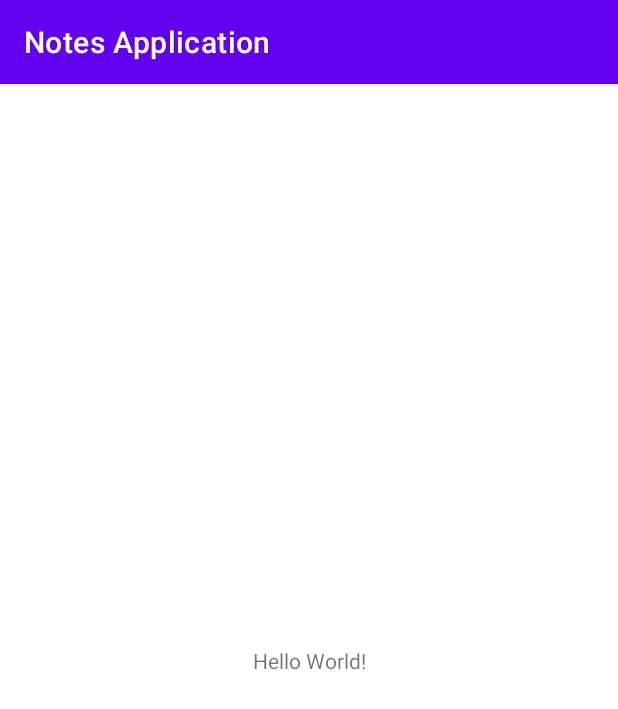
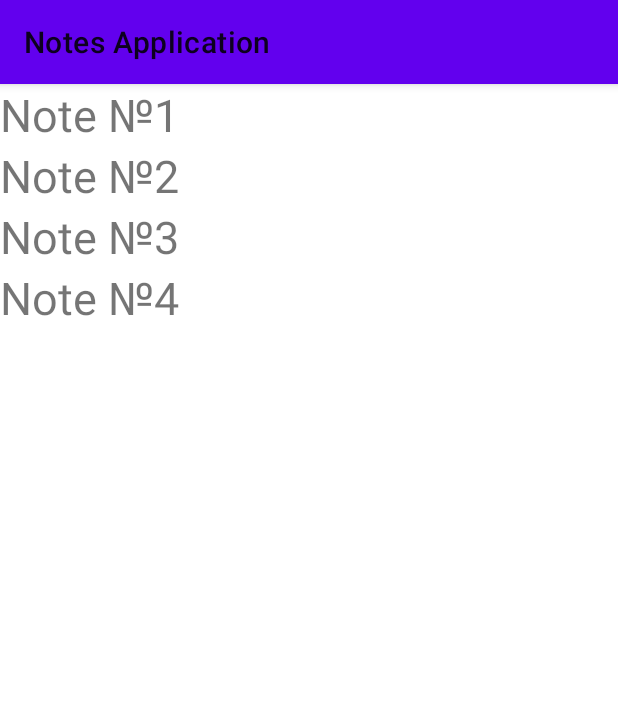
Before and after one commit to ilyaGerasimov16/Notes_Application, an Android app: the screen it shows after launch (MainActivity), on a phone screen of 412 x 824 dp. Shown: the top 709 px of the screen. Run offline under Robolectric (Android 15) with nearby library versions, the phone set to English and light mode, and no system bars.

Commit message:
Создан recyclerView c простым списком

```diff
--- a/app/src/main/AndroidManifest.xml
+++ b/app/src/main/AndroidManifest.xml
@@ -8,7 +8,7 @@
         android:label="@string/app_name"
         android:roundIcon="@mipmap/ic_launcher_round"
         android:supportsRtl="true"
-        android:theme="@style/Theme.NotesApplication">
+        android:theme="@style/Theme.NotesApplication.NoActionBar">
         <activity
             android:name=".MainActivity"
             android:exported="true">
--- a/app/src/main/java/com/example/notesapplication/MainActivity.java
+++ b/app/src/main/java/com/example/notesapplication/MainActivity.java
@@ -1,8 +1,14 @@
 package com.example.notesapplication;
 
 import androidx.appcompat.app.AppCompatActivity;
+import androidx.appcompat.widget.Toolbar;
+import androidx.fragment.app.Fragment;
+import androidx.fragment.app.FragmentManager;
+import androidx.fragment.app.FragmentTransaction;
 
 import android.os.Bundle;
+
+import com.example.notesapplication.ui.NotesFragment;
 
 public class MainActivity extends AppCompatActivity {
 
@@ -10,5 +16,20 @@ public class MainActivity extends AppCompatActivity {
     protected void onCreate(Bundle savedInstanceState) {
         super.onCreate(savedInstanceState);
         setContentView(R.layout.activity_main);
+        initToolbar();
+        addFragment(new NotesFragment());
+    }
+
+    private void addFragment(Fragment fragment) {
+        FragmentManager fragmentManager = getSupportFragmentManager();
+        FragmentTransaction transaction = fragmentManager.beginTransaction();
+        transaction.replace(R.id.fragment_container, fragment);
+        transaction.commit();
+
+    }
+
+    private void initToolbar() {
+        Toolbar toolbar = findViewById(R.id.toolbar);
+        setSupportActionBar(toolbar);
     }
 }
--- /dev/null
+++ b/app/src/main/java/com/example/notesapplication/ui/NotesAdapter.java
@@ -0,0 +1,52 @@
+package com.example.notesapplication.ui;
+
+import android.view.LayoutInflater;
+import android.view.View;
+import android.view.ViewGroup;
+import android.widget.TextView;
+
+import androidx.annotation.NonNull;
+import androidx.recyclerview.widget.RecyclerView;
+
+import com.example.notesapplication.R;
+
+public class NotesAdapter extends RecyclerView.Adapter<NotesAdapter.ViewHolder>{
+
+    private String[] dataSource;
+
+    public NotesAdapter (String[] dataSource) {
+        this.dataSource = dataSource;
+    }
+
+    @NonNull
+    @Override
+    public NotesAdapter.ViewHolder onCreateViewHolder(@NonNull ViewGroup parent, int viewType) {
+        View view = LayoutInflater.from(parent.getContext()).inflate(R.layout.item, parent, false);
+        return new ViewHolder(view);
+    }
+
+    @Override
+    public void onBindViewHolder(@NonNull NotesAdapter.ViewHolder holder, int position) {
+        holder.getTextView().setText(dataSource[position]);
+    }
+
+    @Override
+    public int getItemCount() {
+        return dataSource.length;
+    }
+
+    public class ViewHolder extends RecyclerView.ViewHolder {
+
+        private TextView textView;
+
+        public ViewHolder(@NonNull View itemView) {
+            super(itemView);
+            textView = (TextView) itemView;
+        }
+
+
+        public TextView getTextView() {
+            return textView;
+        }
+    }
+}
--- /dev/null
+++ b/app/src/main/java/com/example/notesapplication/ui/NotesFragment.java
@@ -0,0 +1,37 @@
+package com.example.notesapplication.ui;
+
+import android.os.Bundle;
+import android.view.LayoutInflater;
+import android.view.View;
+import android.view.ViewGroup;
+
+import androidx.annotation.NonNull;
+import androidx.annotation.Nullable;
+import androidx.fragment.app.Fragment;
+import androidx.recyclerview.widget.LinearLayoutManager;
+import androidx.recyclerview.widget.RecyclerView;
+
+import com.example.notesapplication.R;
+
+public class NotesFragment extends Fragment {
+
+    @Nullable
+    @Override
+    public View onCreateView(@NonNull LayoutInflater inflater, @Nullable ViewGroup container, @Nullable Bundle savedInstanceState) {
+        View view = inflater.inflate(R.layout.fragment_notes, container,false);
+        RecyclerView recyclerView = view.findViewById(R.id.recycler_view_lines);
+        String[] data = getResources().getStringArray(R.array.titles);
+        initRecyclerView(recyclerView, data);
+        return view;
+    }
+
+    private void initRecyclerView(RecyclerView recyclerView, String[] data) {
+        recyclerView.setHasFixedSize(true);
+        LinearLayoutManager layoutManager = new LinearLayoutManager(getContext());
+        recyclerView.setLayoutManager(layoutManager);
+
+
+        NotesAdapter adapter = new NotesAdapter(data);
+        recyclerView.setAdapter(adapter);
+    }
+}
--- a/app/src/main/res/layout/activity_main.xml
+++ b/app/src/main/res/layout/activity_main.xml
@@ -1,18 +1,28 @@
 <?xml version="1.0" encoding="utf-8"?>
-<androidx.constraintlayout.widget.ConstraintLayout xmlns:android="http://schemas.android.com/apk/res/android"
+<androidx.coordinatorlayout.widget.CoordinatorLayout xmlns:android="http://schemas.android.com/apk/res/android"
     xmlns:app="http://schemas.android.com/apk/res-auto"
     xmlns:tools="http://schemas.android.com/tools"
     android:layout_width="match_parent"
     android:layout_height="match_parent"
     tools:context=".MainActivity">
 
-    <TextView
-        android:layout_width="wrap_content"
+    <com.google.android.material.appbar.AppBarLayout
         android:layout_height="wrap_content"
-        android:text="Hello World!"
-        app:layout_constraintBottom_toBottomOf="parent"
-        app:layout_constraintLeft_toLeftOf="parent"
-        app:layout_constraintRight_toRightOf="parent"
-        app:layout_constraintTop_toTopOf="parent" />
+        android:layout_width="match_parent"
+        android:theme="@style/Theme.NotesApplication.AppBarOverlay">
 
-</androidx.constraintlayout.widget.ConstraintLayout>
+
+    <com.google.android.material.appbar.MaterialToolbar
+        android:id="@+id/toolbar"
+        android:layout_width="match_parent"
+        android:layout_height="?attr/actionBarSize"
+        android:background="?attr/colorPrimary"
+        android:theme="@style/Theme.NotesApplication.PopupOverlay"
+        />
+
+    </com.google.android.material.appbar.AppBarLayout>
+
+
+    <include layout="@layout/content_main"/>
+
+</androidx.coordinatorlayout.widget.CoordinatorLayout>
--- /dev/null
+++ b/app/src/main/res/layout/content_main.xml
@@ -0,0 +1,15 @@
+<?xml version="1.0" encoding="utf-8"?>
+<FrameLayout xmlns:android="http://schemas.android.com/apk/res/android"
+    android:layout_width="match_parent"
+    android:layout_height="match_parent"
+    xmlns:app="http://schemas.android.com/apk/res-auto"
+    app:layout_behavior="@string/appbar_scrolling_view_behavior">
+
+
+    <FrameLayout
+        android:id="@+id/fragment_container"
+        android:layout_width="match_parent"
+        android:layout_height="match_parent"
+        />
+
+</FrameLayout>
--- /dev/null
+++ b/app/src/main/res/layout/fragment_notes.xml
@@ -0,0 +1,13 @@
+<?xml version="1.0" encoding="utf-8"?>
+<FrameLayout xmlns:android="http://schemas.android.com/apk/res/android"
+    android:layout_width="match_parent"
+    android:layout_height="match_parent"
+    xmlns:tools="http://schemas.android.com/tools">
+
+    <androidx.recyclerview.widget.RecyclerView
+        android:id="@+id/recycler_view_lines"
+        android:layout_width="match_parent"
+        android:layout_height="match_parent"
+        tools:listitem="@layout/item"/>
+
+</FrameLayout>
--- /dev/null
+++ b/app/src/main/res/layout/item.xml
@@ -0,0 +1,7 @@
+<?xml version="1.0" encoding="utf-8"?>
+<TextView xmlns:android="http://schemas.android.com/apk/res/android"
+    android:id="@+id/textView"
+    android:layout_width="wrap_content"
+    android:layout_height="wrap_content"
+    android:textSize="@dimen/text_size">
+</TextView>
--- /dev/null
+++ b/app/src/main/res/values/arrays.xml
@@ -0,0 +1,9 @@
+<?xml version="1.0" encoding="utf-8"?>
+<resources>
+    <string-array name="titles">
+        <item>Note №1</item>
+        <item>Note №2</item>
+        <item>Note №3</item>
+        <item>Note №4</item>
+    </string-array>
+</resources>
--- /dev/null
+++ b/app/src/main/res/values/dimens.xml
@@ -0,0 +1,4 @@
+<?xml version="1.0" encoding="utf-8"?>
+<resources>
+    <dimen name="text_size">30sp</dimen>
+</resources>
--- a/app/src/main/res/values/themes.xml
+++ b/app/src/main/res/values/themes.xml
@@ -13,4 +13,15 @@
         <item name="android:statusBarColor" tools:targetApi="l">?attr/colorPrimaryVariant</item>
         <!-- Customize your theme here. -->
     </style>
+
+    <style name="Theme.NotesApplication.NoActionBar">
+        <item name="windowActionBar">false</item>
+        <item name="windowNoTitle">true</item>
+    </style>
+
+    <style name="Theme.NotesApplication.AppBarOverlay" parent="ThemeOverlay.AppCompat.ActionBar">
+    </style>
+
+    <style name="Theme.NotesApplication.PopupOverlay" parent="ThemeOverlay.AppCompat.Light">
+    </style>
 </resources>
```
